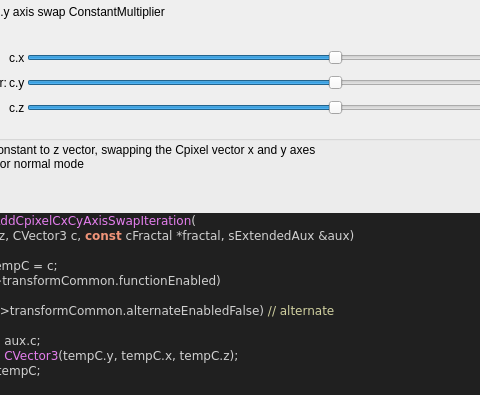
Old version of the form mandelbulber2/formula/ui/fractal_transf_add_cpixel_cx_cy_axis_swap.ui in the repository buddhi1980/mandelbulber2; both pictures show x 83 to 563 and y 0 to 395 of the 871 by 681 pixel window.
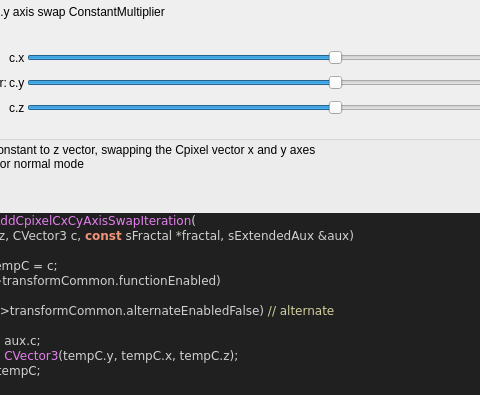
New version of the form. Custom widgets are drawn as their Qt base class.

What changed in the file:
```diff
--- a/mandelbulber2/formula/ui/fractal_transf_add_cpixel_cx_cy_axis_swap.ui
+++ b/mandelbulber2/formula/ui/fractal_transf_add_cpixel_cx_cy_axis_swap.ui
@@ -282,7 +282,7 @@
 &lt;h3&gt;Code&lt;/h3&gt;
 &lt;body style=&quot;background-color:#202020&quot;&gt;
 &lt;pre style=&quot;color:#d0d0d0; background-color:#202020;  font-family:'Courier New',monospace;&quot;&gt;&lt;span style=&quot;color:#f09479; font-weight:bold&quot;&gt;void&lt;/span&gt; &lt;span style=&quot;color:#e47eed&quot;&gt;TransfAddCpixelCxCyAxisSwapIteration&lt;/span&gt;&lt;span style=&quot;color:#d0d0d0&quot;&gt;(&lt;/span&gt;
-  CVector3 &lt;span style=&quot;color:#d0d0d0&quot;&gt;&amp;amp;&lt;/span&gt;z&lt;span style=&quot;color:#d0d0d0&quot;&gt;,&lt;/span&gt; CVector3 c&lt;span style=&quot;color:#d0d0d0&quot;&gt;,&lt;/span&gt; &lt;span style=&quot;color:#f09479; font-weight:bold&quot;&gt;const&lt;/span&gt; cFractal &lt;span style=&quot;color:#d0d0d0&quot;&gt;*&lt;/span&gt;fractal&lt;span style=&quot;color:#d0d0d0&quot;&gt;,&lt;/span&gt; sExtendedAux &lt;span style=&quot;color:#d0d0d0&quot;&gt;&amp;amp;&lt;/span&gt;aux&lt;span style=&quot;color:#d0d0d0&quot;&gt;)&lt;/span&gt;
+  CVector3 &lt;span style=&quot;color:#d0d0d0&quot;&gt;&amp;amp;&lt;/span&gt;z&lt;span style=&quot;color:#d0d0d0&quot;&gt;,&lt;/span&gt; CVector3 c&lt;span style=&quot;color:#d0d0d0&quot;&gt;,&lt;/span&gt; &lt;span style=&quot;color:#f09479; font-weight:bold&quot;&gt;const&lt;/span&gt; sFractal &lt;span style=&quot;color:#d0d0d0&quot;&gt;*&lt;/span&gt;fractal&lt;span style=&quot;color:#d0d0d0&quot;&gt;,&lt;/span&gt; sExtendedAux &lt;span style=&quot;color:#d0d0d0&quot;&gt;&amp;amp;&lt;/span&gt;aux&lt;span style=&quot;color:#d0d0d0&quot;&gt;)&lt;/span&gt;
 &lt;span style=&quot;color:#d0d0d0&quot;&gt;{&lt;/span&gt;
   CVector3 tempC &lt;span style=&quot;color:#d0d0d0&quot;&gt;=&lt;/span&gt; c&lt;span style=&quot;color:#d0d0d0&quot;&gt;;&lt;/span&gt;
   &lt;span style=&quot;color:#7ec0ee; font-weight:bold&quot;&gt;if&lt;/span&gt; &lt;span style=&quot;color:#d0d0d0&quot;&gt;(&lt;/span&gt;fractal&lt;span style=&quot;color:#d0d0d0&quot;&gt;-&amp;gt;&lt;/span&gt;transformCommon&lt;span style=&quot;color:#d0d0d0&quot;&gt;.&lt;/span&gt;functionEnabled&lt;span style=&quot;color:#d0d0d0&quot;&gt;)&lt;/span&gt;
```
